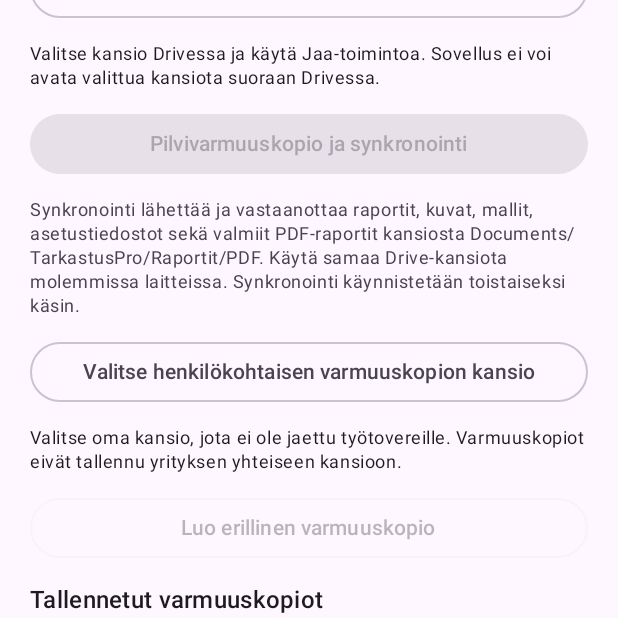
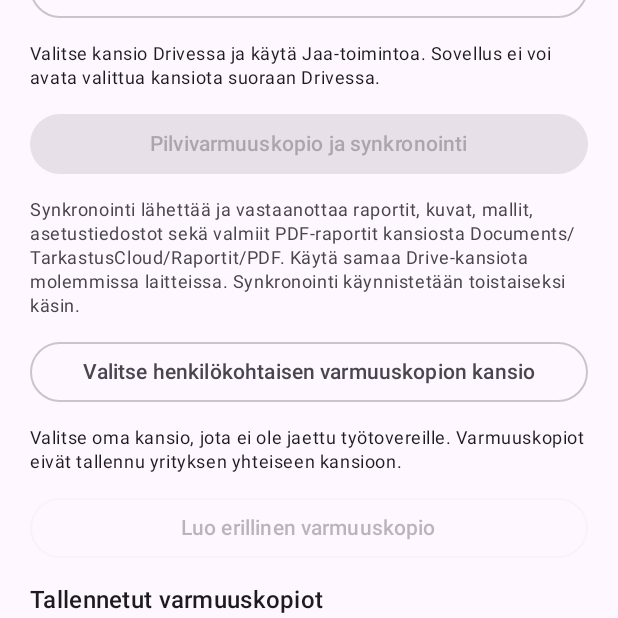
Before and after one commit to vladvastsenko/tarkastuscloud, an Android app built with Jetpack Compose: the composable CloudBackupScreen shown on its own in the app's theme, on a phone screen of 412 x 824 dp, the part 618-1236 px from its top. Run offline under Robolectric (Android 15) with nearby library versions, the phone set to English and light mode, and no system bars; our stand-ins replace Firebase (no records; nobody signed in at launch, a user with empty details on screens opened directly).

Commit message:
Align all 14 localized Cloud storage instructions

```diff
--- a/app/src/main/res/values/strings.xml
+++ b/app/src/main/res/values/strings.xml
@@ -152,7 +152,7 @@
     <string name="cloud_folder_selected">Tallennuskansio on valittu.</string>
     <string name="cloud_choose_folder">Valitse Google Drive -kansio</string>
     <string name="cloud_sync">Synkronoi nyt</string>
-    <string name="cloud_sync_hint">Synkronointi lähettää ja vastaanottaa raportit, kuvat, mallit, asetustiedostot sekä valmiit PDF-raportit kansiosta Documents/TarkastusPro/Raportit/PDF. Käytä samaa Drive-kansiota molemmissa laitteissa. Synkronointi käynnistetään toistaiseksi käsin.</string>
+    <string name="cloud_sync_hint">Synkronointi lähettää ja vastaanottaa raportit, kuvat, mallit, asetustiedostot sekä valmiit PDF-raportit kansiosta Documents/TarkastusCloud/Raportit/PDF. Käytä samaa Drive-kansiota molemmissa laitteissa. Synkronointi käynnistetään toistaiseksi käsin.</string>
     <string name="cloud_backup">Luo erillinen varmuuskopio</string>
     <string name="cloud_backups">Tallennetut varmuuskopiot</string>
     <string name="cloud_empty">Varmuuskopioita ei vielä ole. Luo erillinen varmuuskopio, jotta se näkyy tässä.</string>
@@ -195,7 +195,7 @@
     <string name="cloud_backup_saved">Varmuuskopio tallennettu. %1$s</string>
     <string name="cloud_backup_error">Varmuuskopiointi epäonnistui: %1$s</string>
     <string name="cloud_size_label">Koko: %1$s</string>
-    <string name="cloud_sync_warning">Synkronointi käsittelee muutoksia molempiin suuntiin. Jos sama tiedosto muuttui eri tavoin molemmilla laitteilla, paikallinen versio tallennetaan Drive-kansion TarkastusPro_Sync/Conflicts-kansioon ja ristiriita ilmoitetaan. Älä sulje sovellusta kesken synkronoinnin.</string>
+    <string name="cloud_sync_warning">Synkronointi käsittelee muutoksia molempiin suuntiin. Jos sama tiedosto muuttui eri tavoin molemmilla laitteilla, paikallinen versio tallennetaan Drive-kansion TarkastusCloud_Sync/Conflicts-kansioon ja ristiriita ilmoitetaan. Älä sulje sovellusta kesken synkronoinnin.</string>
     <string name="cloud_restore_confirm_details">Palautetaanko kopio %1$s (%2$s)? Ennen palautusta nykyisistä tiedoista luodaan automaattisesti uusi suojakopio Google Driveen.</string>
     <string name="cloud_restore_error">Palautus epäonnistui: %1$s</string>
     <string name="cloud_unknown_error">Tuntematon virhe</string>
```
Also changed, not shown: 13 other files.
